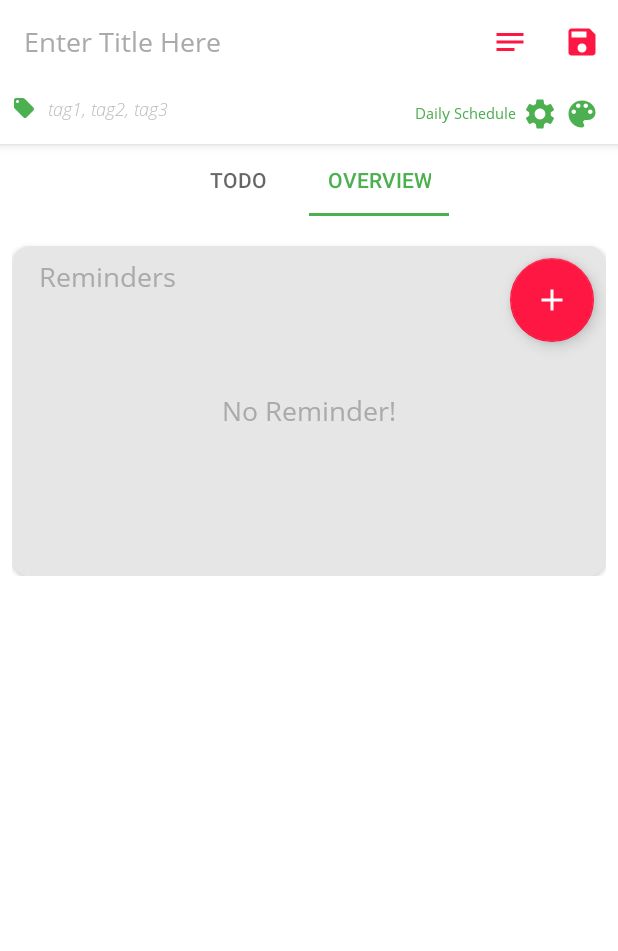
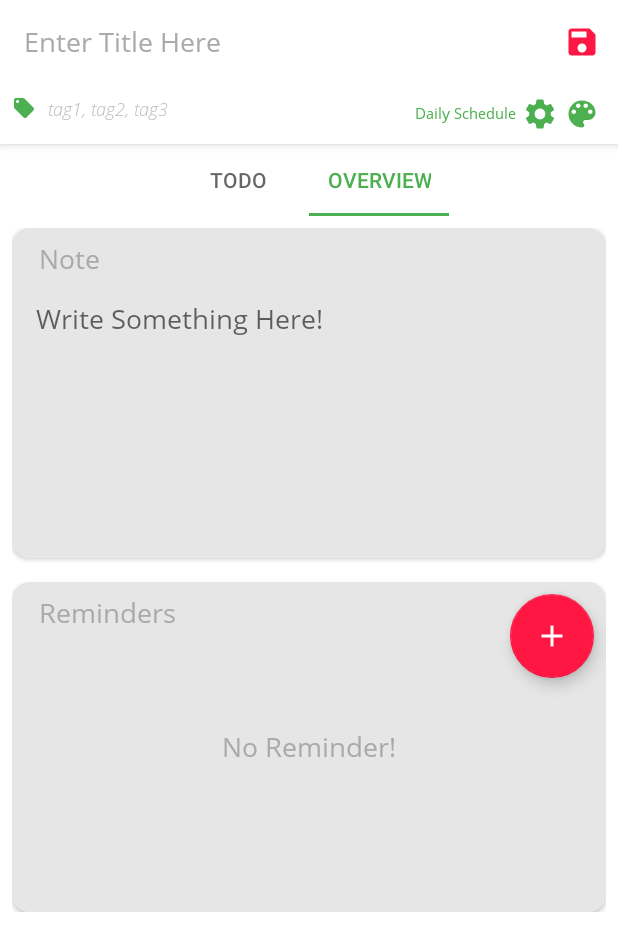
Before and after one commit to fcat97/Mohaasaba, an Android app: the AddScheduleActivity screen opened directly, with no data from a screen before it, tab 2 chosen, on a phone screen of 412 x 824 dp. Shown: the top 951 px of the screen. Run offline under Robolectric (Android 15) with nearby library versions, the phone set to English and light mode, and no system bars; our stand-ins replace Room's generated code; libraries missing offline, so code that uses them is left out: at.grabner.circleprogress, com.github.mikephil.charting; 30 statements that could not run were skipped.

Commit message:
Note added + some Fix

```diff
--- a/app/build.gradle
+++ b/app/build.gradle
@@ -10,11 +10,11 @@ android {
         applicationId 'com.example.mohaasaba'
         minSdkVersion 21
         targetSdkVersion 30
-        versionCode 384
-        versionName '0.3.84'
+        versionCode 387
+        versionName '0.3.87'
 
         testInstrumentationRunner "androidx.test.runner.AndroidJUnitRunner"
-        versionNameSuffix '_4650fd3_beta'
+        versionNameSuffix '_c2fc5d1_beta'
     }
 
     buildTypes {
--- a/app/src/main/java/com/example/mohaasaba/activities/AddScheduleActivity.java
+++ b/app/src/main/java/com/example/mohaasaba/activities/AddScheduleActivity.java
@@ -48,15 +48,11 @@ import java.util.concurrent.ExecutionException;
 
 public class AddScheduleActivity extends AppCompatActivity
         implements DatePickerDialog.OnDateSetListener, FragmentOverview.FragmentOverviewListeners{
-    public static final int ADD_NEW_NOTE_REQUEST = 2131;
-    public static final int EDIT_NOTE_REQUEST = 2132;
     public static final int EDIT_SCHEDULE_TYPE_REQUEST = 2152;
     public static final String EXTRA_SCHEDULE = "com.example.mohasabap.EXTRA_SCHEDULE";
     public static final String EXTRA_THEME_ID = "com.example.mohasabap.EXTRA_SCHEDULE";
     public static final String EXTRA_SCHEDULE_TYPE = "com.example.mohasabap.EXTRA_SCHEDULE_TYPE";
     private static final String TAG = "AddScheduleActivity";
-
-    private  boolean showAddNoteMenu = true;
 
     private AddScheduleViewModel mViewModel;
     private EditText mTitleEditText;
@@ -65,7 +61,6 @@ public class AddScheduleActivity extends AppCompatActivity
     private TabLayout tabLayout;
     private FragmentOverview fragmentOverview;
     private FragmentTodo fragmentTodo;
-    private boolean isReached = false;
 
     @Override
     protected void onCreate(Bundle savedInstanceState) {
@@ -121,7 +116,7 @@ public class AddScheduleActivity extends AppCompatActivity
             e.printStackTrace();
         }
 
-        fragmentOverview = new FragmentOverview(mViewModel.getSchedule().getNotifyList());
+        fragmentOverview = new FragmentOverview(mViewModel.getSchedule());
         fragmentOverview.setListeners(this);
 
         fragmentTodo = new FragmentTodo(mViewModel.getSchedule().getHistory());
@@ -151,16 +146,6 @@ public class AddScheduleActivity extends AppCompatActivity
             mTitleEditText.setText(schedule.getTitle());
             if (schedule.getTags().size() != 0) mTagEditText.setText(
                     DataConverter.joinListToString(schedule.getTags()));
-            if (mViewModel.getNoteLiveData() != null){
-                showAddNoteMenu = false;
-                mViewModel.getNoteLiveData().observe(this, new Observer<Note>() {
-                    @Override
-                    public void onChanged(Note note) {
-                        if (isReached) setNoteView(note);
-                        mViewModel.setNote(note);
-                    }
-                });
-            }
 
             /* Change the ScheduleType TextView Text */
             invalidateScheduleTypeTextView(mViewModel.getScheduleType());
@@ -177,8 +162,6 @@ public class AddScheduleActivity extends AppCompatActivity
     @Override
     public boolean onCreateOptionsMenu(Menu menu) {
         getMenuInflater().inflate(R.menu.add_schedule_activity, menu);
-
-        if (!showAddNoteMenu) menu.findItem(R.id.addNote_menuItem_addSchedule).setVisible(false);
         return true;
     }
     @Override
@@ -193,57 +176,12 @@ public class AddScheduleActivity extends AppCompatActivity
             case R.id.save_menuItem_addSchedule:
                 saveSchedule();
                 return true;
-            case R.id.addNote_menuItem_addSchedule:
-                if (mViewModel.getNote() == null) openAddNoteActivity();
-                return true;
             default:
                 return super.onOptionsItemSelected(item);
         }
     }
 
     // PopUp menu ----------------------------------------------------------------------------------
-    /*public void showPopup_reminderView(View v) {
-        PopupMenu popupMenu = new PopupMenu(this, v);
-        popupMenu.inflate(R.menu.popup_add_schedule);
-        popupMenu.setOnMenuItemClickListener(new PopupMenu.OnMenuItemClickListener() {
-            @Override
-            public boolean onMenuItemClick(MenuItem item) {
-                switch (item.getItemId()) {
-                    case R.id.edit_menuItem_description_view:
-                        openEditReminderActivity();
-                        return true;
-                    case R.id.delete_menuItem_description_view:
-                        mViewModel.setReminder(null);
-                        setReminderView(null);
-                        return true;
-                    default:
-                        return false;
-                }
-            }
-        });
-        popupMenu.show();
-    }*/
-    public void showPopup_noteView(View v) {
-        PopupMenu popupMenu = new PopupMenu(this, v);
-        popupMenu.inflate(R.menu.popup_add_schedule);
-        popupMenu.setOnMenuItemClickListener(new PopupMenu.OnMenuItemClickListener() {
-            @Override
-            public boolean onMenuItemClick(MenuItem item) {
-                switch (item.getItemId()) {
-                    case R.id.edit_menuItem_description_view:
-                        openEditNoteActivity();
-                        return true;
-                    case R.id.delete_menuItem_description_view:
-                        mViewModel.setNote(null);
-                        setNoteView(null);
-                        return true;
-                    default:
-                        return false;
-                }
-            }
-        });
-        popupMenu.show();
-    }
     public void showTypeActivity_header(View v) {
         openEditScheduleTypeActivity();
     }
@@ -284,12 +222,6 @@ public class AddScheduleActivity extends AppCompatActivity
 
     // Fragment Overview Listeners------------------------------------------------------------------
     @Override
-    public void onReach() {
-        // FragmentOverview Listener
-        isReached = true;
-        if (mViewModel.getNote() != null) setNoteView(mViewModel.getNote());
-    }
-    @Override
     public void onEditNotify(Notify notify) {
         // FragmentOverview Listener
         showEditReminderFragment(notify);
@@ -297,17 +229,6 @@ public class AddScheduleActivity extends AppCompatActivity
 
 
     // Activity related methods --------------------------------------------------------------------
-    private void openAddNoteActivity() {
-        Intent intent = new Intent(this,NoteActivity.class);
-        intent.putExtra(EXTRA_THEME_ID, mViewModel.getSchedule().getThemeID());
-        startActivityForResult(intent,ADD_NEW_NOTE_REQUEST);
-    }
-    private void openEditNoteActivity() {
-        Intent intent = new Intent(this,NoteActivity.class);
-        intent.putExtra(NoteActivity.EXTRA_NOTE, mViewModel.getNote());
-        intent.putExtra(EXTRA_THEME_ID, mViewModel.getSchedule().getThemeID());
-        startActivityForResult(intent,EDIT_NOTE_REQUEST);
-    }
     private void openEditScheduleTypeActivity() {
         Intent intent = new Intent(this,TypeActivity.class);
         intent.putExtra(AddScheduleActivity.EXTRA_SCHEDULE_TYPE, (Parcelable) mViewModel.getScheduleType());
@@ -316,20 +237,6 @@ public class AddScheduleActivity extends AppCompatActivity
     @Override
     protected void onActivityResult(int requestCode, int resultCode, @Nullable Intent data) {
         super.onActivityResult(requestCode, resultCode, data);
-        if (requestCode == ADD_NEW_NOTE_REQUEST && resultCode == RESULT_OK) {
-            assert data != null;
-            Note note = data.getParcelableExtra(NoteActivity.EXTRA_NOTE);
-            assert note != null;
-            setNoteView(note);
-            mViewModel.setNote(note); //Don't worry note will not be null
-        }
-
-        if (requestCode == EDIT_NOTE_REQUEST && resultCode == RESULT_OK) {
-            Note note = data.getParcelableExtra(NoteActivity.EXTRA_NOTE);
-            mViewModel.setNote(note);
-            setNoteView(note);
-        }
-
 
         if (requestCode == EDIT_SCHEDULE_TYPE_REQUEST && resultCode == RESULT_OK) {
             Bundle bundle = data.getBundleExtra("TYPE_BUNDLE");
@@ -340,12 +247,6 @@ public class AddScheduleActivity extends AppCompatActivity
     }
 
     //Set Views methods ---------------------------------------------------------------------------
-    private void setNoteView(Note note) {
-        fragmentOverview.setNoteView(note);
-        showAddNoteMenu = note == null;
-        invalidateOptionsMenu();
-    }
-
     private void invalidateScheduleTypeTextView(ScheduleType scheduleType) {
         if (scheduleType.type == ScheduleType.Type.WeekDays) {
             if (scheduleType.everySaturday && scheduleType.everySunday && scheduleType.everyMonday
@@ -381,14 +282,9 @@ public class AddScheduleActivity extends AppCompatActivity
                 mViewModel.setSchedule(newSchedule);
             }
         }
-        /* Insert associated objects */
-        if (mViewModel.getNote() != null) mViewModel.insertNote();
-        else mViewModel.deleteNote();
 
         /*if (mViewModel.getReminder() != null) mViewModel.activateReminder(getApplicationContext());
         else mViewModel.deleteReminder(getApplicationContext());*/
-
-        if (mViewModel.getSubScheduleList() != null) mViewModel.insertSubSchedules();
         if (mViewModel.getSchedule().getThemeID() == -1001) mViewModel.getSchedule().setThemeID(ThemeUtils.THEME_GREEN);
 
         /* Fix the edited title to Notification as well */
--- a/app/src/main/java/com/example/mohaasaba/database/AppDatabase.java
+++ b/app/src/main/java/com/example/mohaasaba/database/AppDatabase.java
@@ -20,7 +20,7 @@ import java.util.ArrayList;
 import java.util.Calendar;
 import java.util.List;
 
-@Database(entities = {Schedule.class, Note.class, Reminder.class}, version = 47)
+@Database(entities = {Schedule.class, Note.class, Reminder.class}, version = 48)
 @TypeConverters({DataConverter.class})
 public abstract class AppDatabase extends RoomDatabase{
     private static AppDatabase appDatabaseInstance;
--- a/app/src/main/java/com/example/mohaasaba/fragment/FragmentOverview.java
+++ b/app/src/main/java/com/example/mohaasaba/fragment/FragmentOverview.java
@@ -1,10 +1,13 @@
 package com.example.mohaasaba.fragment;
 
 import android.os.Bundle;
+import android.text.Editable;
+import android.text.TextWatcher;
 import android.util.Log;
 import android.view.LayoutInflater;
 import android.view.View;
 import android.view.ViewGroup;
+import android.widget.EditText;
 import android.widget.FrameLayout;
 import android.widget.TextView;
 
@@ -18,6 +21,7 @@ import com.example.mohaasaba.adapter.NotifyAdapter;
 import com.example.mohaasaba.models.Note;
 import com.example.mohaasaba.models.Notify;
 import com.example.mohaasaba.helper.ViewMaker;
+import com.example.mohaasaba.models.Schedule;
 import com.google.android.material.floatingactionbutton.FloatingActionButton;
 
 import java.util.Calendar;
@@ -25,9 +29,8 @@ import java.util.List;
 
 public class FragmentOverview extends Fragment {
     private static final String TAG = "FragmentOverview";
-    private FrameLayout mDescriptionFrameLayout;
-    private ViewMaker viewMaker;
     private FragmentOverviewListeners listeners;
+    private Schedule schedule;
 
     // Notification fields
     private RecyclerView notifyRecyclerView;
@@ -35,30 +38,28 @@ public class FragmentOverview extends Fragment {
     private List<Notify> notifyList;
     private NotifyAdapter notifyAdapter;
     private TextView notifyNoItemTextView;
+    private EditText noteEditText;
 
-    public FragmentOverview(List<Notify> notifyList) {
-        this.notifyList = notifyList;
+    public FragmentOverview(Schedule schedule) {
+        this.schedule = schedule;
+        this.notifyList = schedule.getNotifyList();
         setRetainInstance(true);
     }
 
     @Override
     public void onCreate(Bundle savedInstanceState) {
         super.onCreate(savedInstanceState);
-        /*if (getArguments() != null) {
-
-        }*/
-        viewMaker = new ViewMaker(getContext());
     }
 
     @Override
     public View onCreateView(LayoutInflater inflater, ViewGroup container,
                              Bundle savedInstanceState) {
         View rootView = inflater.inflate(R.layout.fragment_overview, container, false);
-        mDescriptionFrameLayout = rootView.findViewById(R.id.description_frameLayout_OverviewFragment);
 
         notifyRecyclerView = rootView.findViewById(R.id.recyclerView_FragmentReminder);
         notifyAddButton = rootView.findViewById(R.id.addReminder_FAB_FragmentReminder);
         notifyNoItemTextView = rootView.findViewById(R.id.noItem_FragmentReminder);
+        noteEditText = rootView.findViewById(R.id.note_EditText_viewNote_FragmentOverView);
 
         return rootView;
     }
@@ -66,10 +67,25 @@ public class FragmentOverview extends Fragment {
     @Override
     public void onViewCreated(@NonNull View view, @Nullable Bundle savedInstanceState) {
         super.onViewCreated(view, savedInstanceState);
-        if (listeners != null) listeners.onReach();
-        else throw new ClassCastException("Must implement Listeners");
 
+        noteEditText.setText(schedule.getNote());
+        noteEditText.addTextChangedListener(new TextWatcher() {
+            @Override
+            public void beforeTextChanged(CharSequence s, int start, int count, int after) {
 
+            }
+
+            @Override
+            public void onTextChanged(CharSequence s, int start, int before, int count) {
+
+            }
+
+            @Override
+            public void afterTextChanged(Editable s) {
+                Log.d(TAG, "afterTextChanged: " + s.toString());
+                schedule.setNote(s.toString());
+            }
+        });
 
         // Notify Related --------------------------------------------------------------------------
         if (notifyList.size() == 0) notifyNoItemTextView.setVisibility(View.VISIBLE);
@@ -99,20 +115,8 @@ public class FragmentOverview extends Fragment {
                 notifyAdapter.notifyItemRangeChanged(position, notifyAdapter.getItemCount());
             }
         });
-        //------------------------------------------------------------------------------------------
     }
 
-
-    public void setNoteView(Note note) {
-        mDescriptionFrameLayout.removeAllViews();
-        if (note != null) {
-            View noteView = viewMaker.getNoteView(note);
-            mDescriptionFrameLayout.addView(noteView);
-            mDescriptionFrameLayout.setVisibility(View.VISIBLE);
-        } else {
-            mDescriptionFrameLayout.setVisibility(View.GONE);
-        }
-    }
 
     public void notifyEditConfirmed(Notify notify) {
         Log.d(TAG, "notifyEditConfirmed: called");
@@ -123,7 +127,6 @@ public class FragmentOverview extends Fragment {
         if (notifyList.size() > 0) notifyNoItemTextView.setVisibility(View.INVISIBLE);
     }
     public interface FragmentOverviewListeners {
-        void onReach();
         void onEditNotify(Notify notify);
     }
     public void setListeners(FragmentOverviewListeners listeners) {
--- a/app/src/main/res/layout/fragment_overview.xml
+++ b/app/src/main/res/layout/fragment_overview.xml
@@ -18,31 +18,25 @@
             android:layout_width="match_parent"
             android:layout_height="wrap_content"
             android:orientation="vertical">
+
             <androidx.cardview.widget.CardView
                 android:layout_width="match_parent"
-                android:layout_height="wrap_content"
-                android:layout_marginStart="@dimen/dimen_small"
-                android:layout_marginEnd="@dimen/dimen_small"
-                android:layout_marginTop="@dimen/dimen_small"
-                android:layout_marginBottom="@dimen/dimen_mini"
-                android:background="@android:color/transparent"
+                android:layout_height="220dp"
+                android:padding="@dimen/dimen_mini"
+                app:cardCornerRadius="12dp">
+                <include
+                    android:layout_width="match_parent"
+                    android:layout_height="match_parent"
+                    layout="@layout/view_note"/>
+            </androidx.cardview.widget.CardView>
 
-                app:cardCornerRadius="@dimen/cardCornerRadius"
-                app:cardElevation="@dimen/cardElevation">
-                <FrameLayout
-                    android:id="@+id/description_frameLayout_OverviewFragment"
-                    android:layout_width="match_parent"
-                    android:layout_height="wrap_content">
-                    <include layout="@layout/view_description_add_schedule"
-                        android:visibility="gone" />
-                </FrameLayout>
-            </androidx.cardview.widget.CardView>
+
             <androidx.cardview.widget.CardView
                 android:layout_width="match_parent"
                 android:layout_height="220dp"
                 android:padding="@dimen/dimen_mini"
                 app:cardCornerRadius="12dp"
-                android:background="@color/colorGray">
+                android:layout_marginTop="@dimen/dimen_large">
                 <include
                     android:layout_width="match_parent"
                     android:layout_height="match_parent"
--- /dev/null
+++ b/app/src/main/res/layout/view_note.xml
@@ -0,0 +1,36 @@
+<?xml version="1.0" encoding="utf-8"?>
+<RelativeLayout
+    xmlns:android="http://schemas.android.com/apk/res/android"
+    android:layout_width="match_parent"
+    android:layout_height="wrap_content"
+    android:background="@color/colorGray">
+    <TextView
+        android:layout_width="wrap_content"
+        android:layout_height="wrap_content"
+        android:text="@string/note"
+        android:textAppearance="@style/textMedium"
+        android:textColor="@android:color/darker_gray"
+
+        android:layout_marginTop="@dimen/dimen_small"
+        android:layout_marginStart="@dimen/dimen_extraLarge"
+        android:textAlignment="center"
+        android:layout_alignParentStart="true"
+        android:layout_alignParentTop="true"/>
+
+    <EditText
+        android:id="@+id/note_EditText_viewNote_FragmentOverView"
+        android:layout_width="match_parent"
+        android:layout_height="150dp"
+        android:background="@android:color/transparent"
+        android:layout_marginTop="48dp"
+        android:layout_marginStart="@dimen/dimen_large"
+        android:layout_marginEnd="@dimen/dimen_large"
+        android:layout_marginBottom="@dimen/dimen_large"
+        android:hint="@string/write_something_here"
+        android:textAppearance="@style/textMedium"
+        android:textColor="@android:color/tertiary_text_light"
+
+        android:gravity="start"
+        android:textAlignment="gravity"
+        android:inputType="textMultiLine" />
+</RelativeLayout>
--- a/app/src/main/res/menu/add_schedule_activity.xml
+++ b/app/src/main/res/menu/add_schedule_activity.xml
@@ -1,11 +1,6 @@
 <?xml version="1.0" encoding="utf-8"?>
 <menu xmlns:android="http://schemas.android.com/apk/res/android"
     xmlns:app="http://schemas.android.com/apk/res-auto">
-    <item android:id="@+id/addNote_menuItem_addSchedule"
-        android:enabled="true"
-        android:icon="@drawable/ic_notes"
-        app:showAsAction="ifRoom"
-        android:title="@string/note_text" />
 
     <item android:id="@+id/save_menuItem_addSchedule"
         android:icon="@drawable/ic_save"
--- a/app/src/main/res/values/strings.xml
+++ b/app/src/main/res/values/strings.xml
@@ -79,4 +79,6 @@
     <string name="expand_history">expand history</string>
     <string name="debug_text">Debug</string>
     <string name="unit">Unit</string>
+    <string name="note">Note</string>
+    <string name="write_something_here">Write Something Here!</string>
 </resources>
```
Also changed, not shown: app/src/main/java/com/example/mohaasaba/activities/MainActivity.java (+11 -6 lines), app/src/main/java/com/example/mohaasaba/fragment/FragmentOther.java (deleted, +0 -66 lines), app/src/main/java/com/example/mohaasaba/models/Schedule.java (+9 -28 lines), app/src/main/java/com/example/mohaasaba/receivers/BootReceiver.java (+8 -6 lines), app/src/main/java/com/example/mohaasaba/viewModel/AddScheduleViewModel.java (+0 -59 lines), app/src/main/res/layout/fragment_other_add_schedule.xml (deleted, +0 -32 lines), 1 other file.
